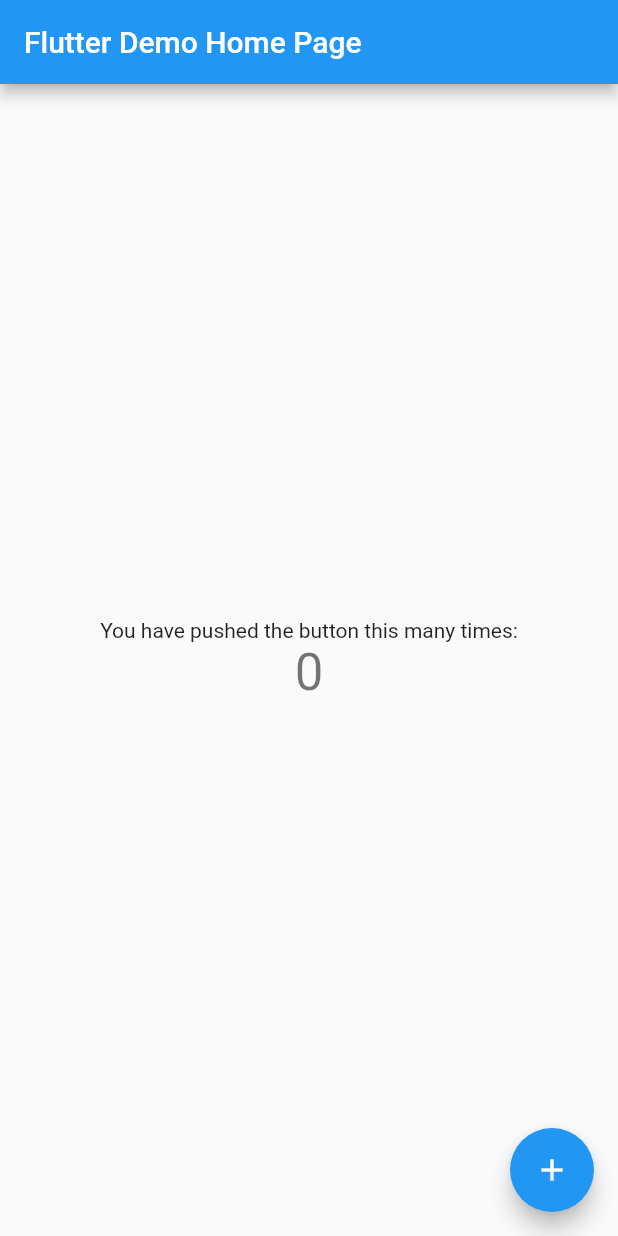
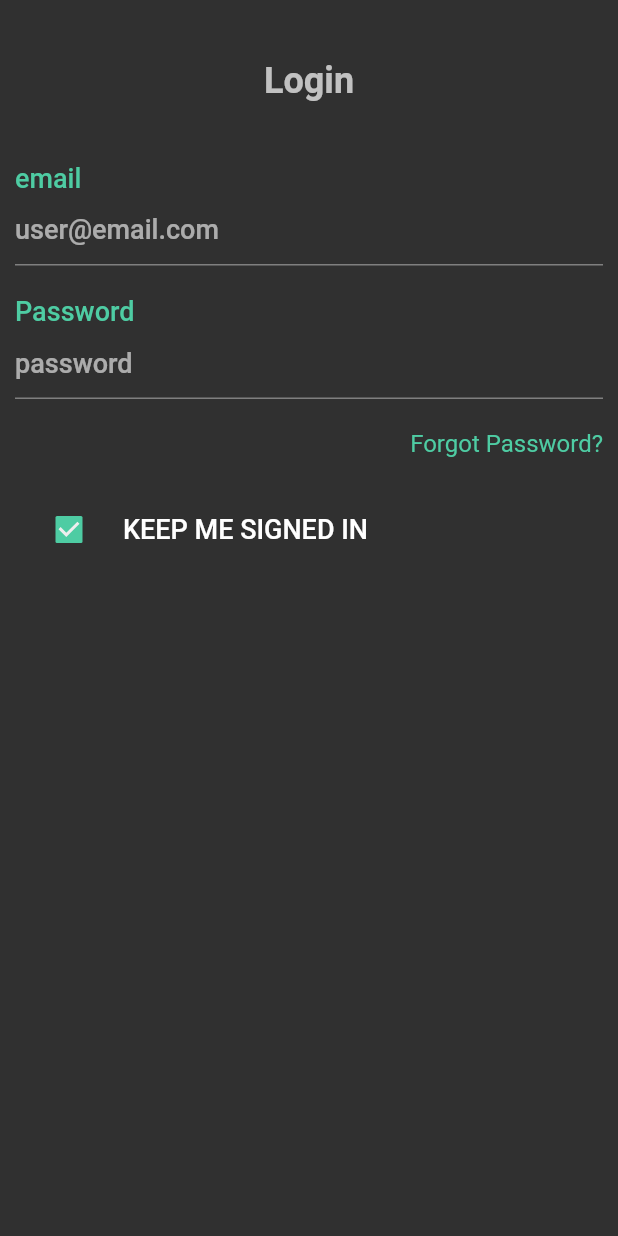
Before and after one commit to melchord/flutter_login, a Flutter app: the screen it shows after launch, on a phone screen of 412 x 824 dp. Run offline on Flutter 3.47's test engine with Material 2 defaults, Android fonts, the phone set to English and light mode, and no system bars; our stand-ins replace google_fonts.

Commit message:
- complete simple login fields

```diff
--- a/lib/main.dart
+++ b/lib/main.dart
@@ -1,113 +1,24 @@
 import 'package:flutter/material.dart';
+import 'package:google_fonts/google_fonts.dart';
+
+import 'package:login/screens/Login.dart';
 
 void main() {
-  runApp(MyApp());
+  runApp(MaterialApp(
+    title: 'Login Example',
+    theme: ThemeData(
+      // Define the default brightness and colors
+      brightness: Brightness.dark,
+      backgroundColor: const Color(0xFF232931),
+      primaryColor: const Color(0xFFeeeeee),
+      accentColor: const Color(0xFF4ecca3),
+      fontFamily: GoogleFonts.roboto().fontFamily,
+      textTheme: TextTheme(
+        headline1: TextStyle(fontSize: 24.0, fontWeight: FontWeight.w600),
+        subtitle1: TextStyle(fontSize: 18.0, fontWeight: FontWeight.w500),
+        bodyText1: TextStyle(fontSize: 16.0, fontWeight: FontWeight.normal),
+      )
+    ),
+    home: Login(),
+  ));
 }
-
-class MyApp extends StatelessWidget {
-  // This widget is the root of your application.
-  @override
-  Widget build(BuildContext context) {
-    return MaterialApp(
-      title: 'Flutter Demo',
-      theme: ThemeData(
-        // This is the theme of your application.
-        //
-        // Try running your application with "flutter run". You'll see the
-        // application has a blue toolbar. Then, without quitting the app, try
-        // changing the primarySwatch below to Colors.green and then invoke
-        // "hot reload" (press "r" in the console where you ran "flutter run",
-        // or simply save your changes to "hot reload" in a Flutter IDE).
-        // Notice that the counter didn't reset back to zero; the application
-        // is not restarted.
-        primarySwatch: Colors.blue,
-      ),
-      home: MyHomePage(title: 'Flutter Demo Home Page'),
-    );
-  }
-}
-
-class MyHomePage extends StatefulWidget {
-  MyHomePage({Key? key, required this.title}) : super(key: key);
-
-  // This widget is the home page of your application. It is stateful, meaning
-  // that it has a State object (defined below) that contains fields that affect
-  // how it looks.
-
-  // This class is the configuration for the state. It holds the values (in this
-  // case the title) provided by the parent (in this case the App widget) and
-  // used by the build method of the State. Fields in a Widget subclass are
-  // always marked "final".
-
-  final String title;
-
-  @override
-  _MyHomePageState createState() => _MyHomePageState();
-}
-
-class _MyHomePageState extends State<MyHomePage> {
-  int _counter = 0;
-
-  void _incrementCounter() {
-    setState(() {
-      // This call to setState tells the Flutter framework that something has
-      // changed in this State, which causes it to rerun the build method below
-      // so that the display can reflect the updated values. If we changed
-      // _counter without calling setState(), then the build method would not be
-      // called again, and so nothing would appear to happen.
-      _counter++;
-    });
-  }
-
-  @override
-  Widget build(BuildContext context) {
-    // This method is rerun every time setState is called, for instance as done
-    // by the _incrementCounter method above.
-    //
-    // The Flutter framework has been optimized to make rerunning build methods
-    // fast, so that you can just rebuild anything that needs updating rather
-    // than having to individually change instances of widgets.
-    return Scaffold(
-      appBar: AppBar(
-        // Here we take the value from the MyHomePage object that was created by
-        // the App.build method, and use it to set our appbar title.
-        title: Text(widget.title),
-      ),
-      body: Center(
-        // Center is a layout widget. It takes a single child and positions it
-        // in the middle of the parent.
-        child: Column(
-          // Column is also a layout widget. It takes a list of children and
-          // arranges them vertically. By default, it sizes itself to fit its
-          // children horizontally, and tries to be as tall as its parent.
-          //
-          // Invoke "debug painting" (press "p" in the console, choose the
-          // "Toggle Debug Paint" action from the Flutter Inspector in Android
-          // Studio, or the "Toggle Debug Paint" command in Visual Studio Code)
-          // to see the wireframe for each widget.
-          //
-          // Column has various properties to control how it sizes itself and
-          // how it positions its children. Here we use mainAxisAlignment to
-          // center the children vertically; the main axis here is the vertical
-          // axis because Columns are vertical (the cross axis would be
-          // horizontal).
-          mainAxisAlignment: MainAxisAlignment.center,
-          children: <Widget>[
-            Text(
-              'You have pushed the button this many times:',
-            ),
-            Text(
-              '$_counter',
-              style: Theme.of(context).textTheme.headline4,
-            ),
-          ],
-        ),
-      ),
-      floatingActionButton: FloatingActionButton(
-        onPressed: _incrementCounter,
-        tooltip: 'Increment',
-        child: Icon(Icons.add),
-      ), // This trailing comma makes auto-formatting nicer for build methods.
-    );
-  }
-}
--- /dev/null
+++ b/lib/screens/Login.dart
@@ -0,0 +1,126 @@
+import 'package:flutter/material.dart';
+
+class Login extends StatefulWidget {
+  Login({Key? key}) : super (key: key);
+
+  @override
+  _LoginState createState() => _LoginState();
+}
+
+class _LoginState extends State<Login> {
+  TextEditingController? emailController;
+  TextEditingController? passwordController;
+  bool? keepSignIn;
+  final scaffoldKey = GlobalKey<ScaffoldState>();
+
+  @override void initState() {
+    super.initState();
+    emailController = TextEditingController();
+    passwordController = TextEditingController();
+  }
+
+  @override
+  Widget build(BuildContext context) {
+    return Scaffold(
+      key: scaffoldKey,
+      body: Container(
+        width: double.infinity,
+        height: double.infinity,
+        child: Column(
+          mainAxisSize: MainAxisSize.max,
+          mainAxisAlignment: MainAxisAlignment.start,
+          crossAxisAlignment: CrossAxisAlignment.start,
+          children: [
+            Padding(
+              padding: EdgeInsets.fromLTRB(0, 40, 0, 0),
+              child: Row(
+                mainAxisSize: MainAxisSize.max,
+                mainAxisAlignment: MainAxisAlignment.center,
+                children: [
+                  Padding(
+                    padding: EdgeInsets.fromLTRB(0, 0, 0, 40),
+                    child:
+                      Text(
+                        'Login',
+                        style: Theme.of(context).textTheme.headline1,
+                      ),
+                  )
+                ],
+              ),
+            ),
+            Padding(
+              padding: EdgeInsets.fromLTRB(10, 0, 10, 0),
+              child: Column(
+                mainAxisSize: MainAxisSize.max,
+                crossAxisAlignment: CrossAxisAlignment.start,
+                children: [
+                  Text(
+                    'email',
+                    style: Theme.of(context).textTheme.subtitle1!.copyWith(
+                      color: Theme.of(context).accentColor
+                    ),
+                  ),
+                  Padding(
+                    padding: EdgeInsets.fromLTRB(0, 0, 0, 20),
+                    child: TextFormField(
+                      controller: emailController,
+                      obscureText: false,
+                      decoration: InputDecoration(
+                        hintText: 'user@email.com',
+                      ),
+                    ),
+                  ),
+                  Text(
+                    'Password',
+                    style: Theme.of(context).textTheme.subtitle1!.copyWith(
+                      color: Theme.of(context).accentColor
+                    ),
+                  ),
+                  Padding(
+                    padding: EdgeInsets.fromLTRB(0, 0, 0, 20),
+                    child: TextFormField(
+                      controller: passwordController,
+                      obscureText: true,
+                      decoration: InputDecoration(
+                        hintText: 'password',
+                      ),
+                    ),
+                  ),
+                  Align(
+                    alignment: Alignment(1,0),
+                    child: Padding(
+                      padding: EdgeInsets.fromLTRB(0, 0, 0, 20),
+                      child: Text(
+                        'Forgot Password?',
+                        textAlign: TextAlign.start,
+                        style: Theme.of(context).textTheme.bodyText1!.copyWith(
+                          color: Theme.of(context).accentColor,
+                        ),
+                      ),
+                    )
+                  ),
+                  Padding(
+                    padding: EdgeInsets.fromLTRB(0, 0, 0, 15),
+                    child: CheckboxListTile(
+                      value: keepSignIn ?? true,
+                      onChanged: (newValue) =>
+                        setState(() => keepSignIn = newValue),
+                      title: Text(
+                        'KEEP ME SIGNED IN',
+                      ),
+                      tileColor: Color(0x00f5f5f5),
+                      activeColor: Theme.of(context).accentColor,
+                      checkColor: Theme.of(context).primaryColor,
+                      dense: false,
+                      controlAffinity: ListTileControlAffinity.leading,
+                    ),
+                  )
+                ],
+              ),
+            ),
+          ],
+        ),
+      ),
+    );
+  }
+}
--- a/pubspec.yaml
+++ b/pubspec.yaml
@@ -18,12 +18,13 @@ publish_to: 'none' # Remove this line if you wish to publish to pub.dev
 version: 1.0.0+1
 
 environment:
-  sdk: ">=2.12.0 <3.0.0"
+  sdk: '>=2.12.0 <3.0.0'
 
 dependencies:
   flutter:
     sdk: flutter
 
+  google_fonts: ^2.0.0
 
   # The following adds the Cupertino Icons font to your application.
   # Use with the CupertinoIcons class for iOS style icons.
@@ -38,7 +39,6 @@ dev_dependencies:
 
 # The following section is specific to Flutter.
 flutter:
-
   # The following line ensures that the Material Icons font is
   # included with your application, so that you can use the icons in
   # the material Icons class.
```
Also changed, not shown: lib/screens/Signup.dart (added), pubspec.lock, 2 other files.
